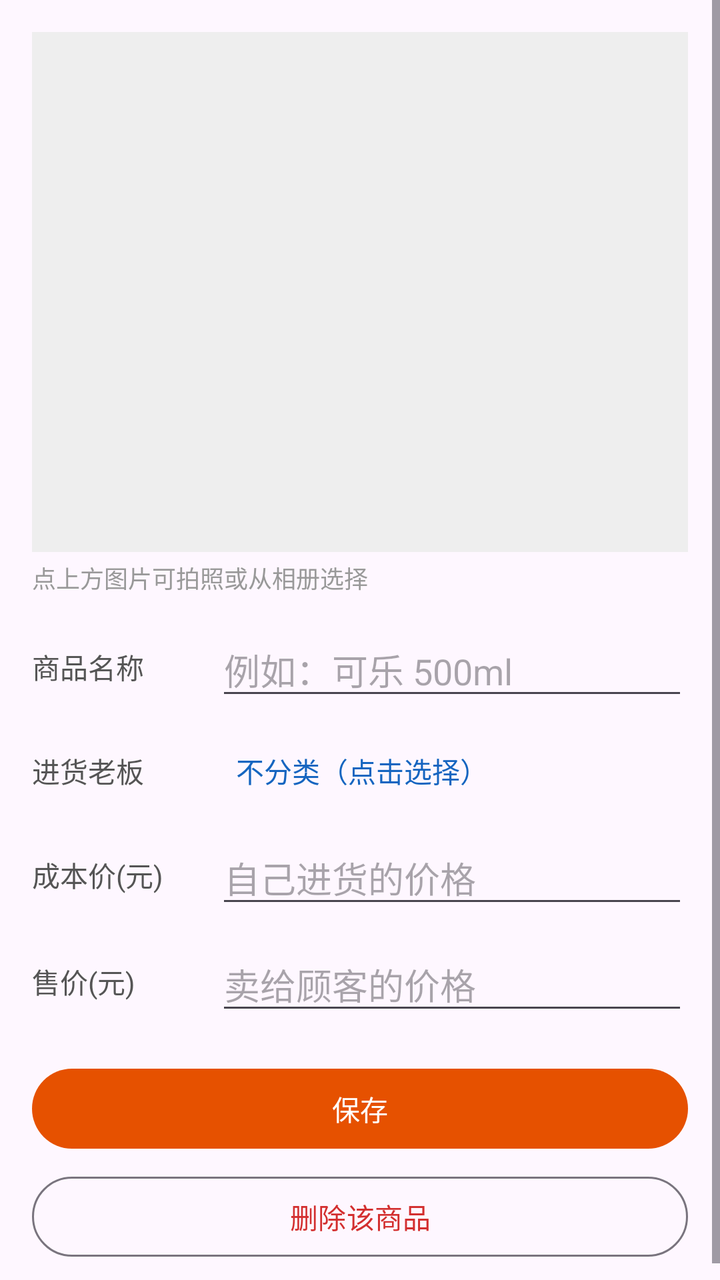
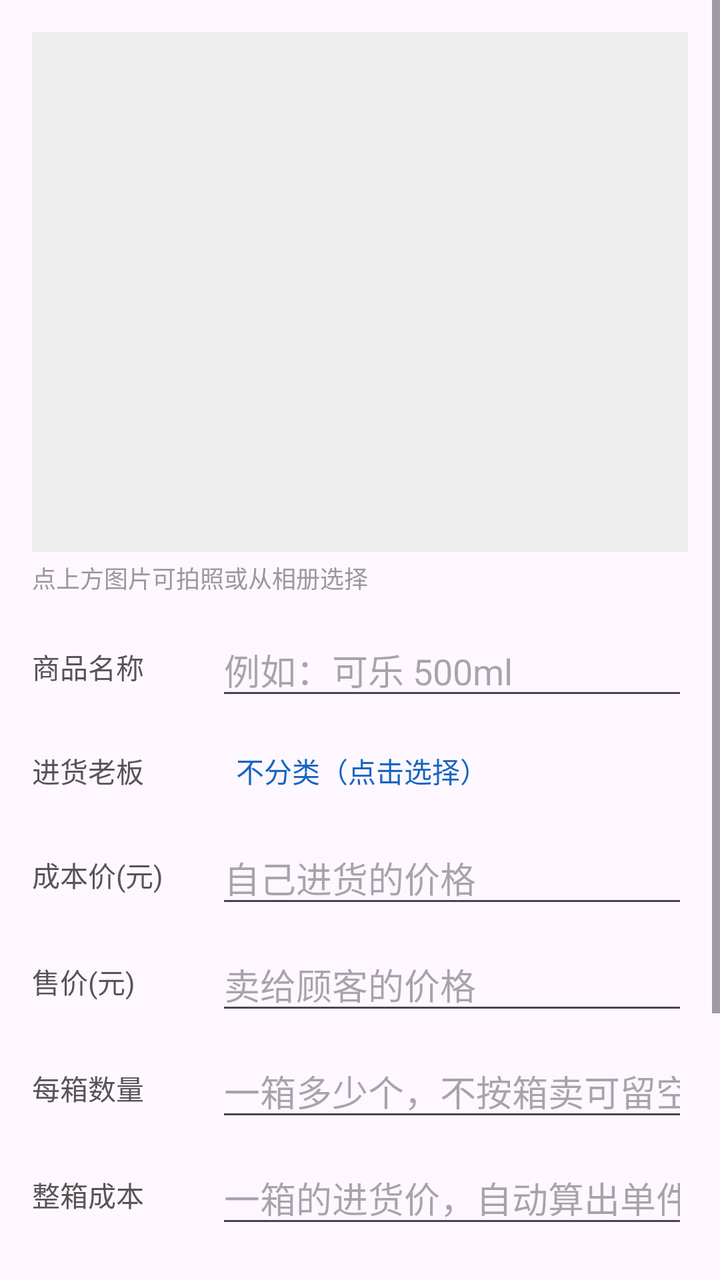

An Android layout rendered at two revisions. The XML below is the earlier revision; the diff shows what the commit changed to produce the second picture.
<!-- AndroidManifest.xml: application theme Theme.Shop -->
<!-- res/layout/activity_edit_item.xml -->
<?xml version="1.0" encoding="utf-8"?>
<ScrollView xmlns:android="http://schemas.android.com/apk/res/android"
    android:layout_width="match_parent"
    android:layout_height="match_parent">

    <LinearLayout
        android:layout_width="match_parent"
        android:layout_height="wrap_content"
        android:orientation="vertical"
        android:padding="16dp">

        <ImageView
            android:id="@+id/ivPhoto"
            android:layout_width="match_parent"
            android:layout_height="260dp"
            android:background="#EEEEEE"
            android:contentDescription="商品图片"
            android:scaleType="centerCrop" />

        <TextView
            android:layout_width="match_parent"
            android:layout_height="wrap_content"
            android:layout_marginTop="4dp"
            android:text="点上方图片可拍照或从相册选择"
            android:textColor="#999999"
            android:textSize="12sp" />

        <LinearLayout
            android:layout_width="match_parent"
            android:layout_height="wrap_content"
            android:layout_marginTop="14dp"
            android:gravity="center_vertical"
            android:orientation="horizontal">

            <TextView
                android:layout_width="92dp"
                android:layout_height="wrap_content"
                android:text="商品名称"
                android:textColor="#555555"
                android:textSize="14sp" />

            <EditText
                android:id="@+id/etName"
                android:layout_width="0dp"
                android:layout_height="wrap_content"
                android:layout_weight="1"
                android:hint="例如：可乐 500ml"
                android:inputType="text"
                android:maxLines="1" />
        </LinearLayout>

        <LinearLayout
            android:layout_width="match_parent"
            android:layout_height="wrap_content"
            android:layout_marginTop="10dp"
            android:gravity="center_vertical"
            android:orientation="horizontal">

            <TextView
                android:layout_width="92dp"
                android:layout_height="wrap_content"
                android:text="进货老板"
                android:textColor="#555555"
                android:textSize="14sp" />

            <TextView
                android:id="@+id/tvShop"
                android:layout_width="0dp"
                android:layout_height="wrap_content"
                android:layout_weight="1"
                android:padding="10dp"
                android:text="不分类（点击选择）"
                android:textColor="#1565C0"
                android:textSize="14sp" />
        </LinearLayout>

        <LinearLayout
            android:layout_width="match_parent"
            android:layout_height="wrap_content"
            android:layout_marginTop="10dp"
            android:gravity="center_vertical"
            android:orientation="horizontal">

            <TextView
                android:layout_width="92dp"
                android:layout_height="wrap_content"
                android:text="成本价(元)"
                android:textColor="#555555"
                android:textSize="14sp" />

            <EditText
                android:id="@+id/etCost"
                android:layout_width="0dp"
                android:layout_height="wrap_content"
                android:layout_weight="1"
                android:hint="自己进货的价格"
                android:inputType="numberDecimal" />
        </LinearLayout>

        <LinearLayout
            android:layout_width="match_parent"
            android:layout_height="wrap_content"
            android:layout_marginTop="10dp"
            android:gravity="center_vertical"
            android:orientation="horizontal">

            <TextView
                android:layout_width="92dp"
                android:layout_height="wrap_content"
                android:text="售价(元)"
                android:textColor="#555555"
                android:textSize="14sp" />

            <EditText
                android:id="@+id/etPrice"
                android:layout_width="0dp"
                android:layout_height="wrap_content"
                android:layout_weight="1"
                android:hint="卖给顾客的价格"
                android:inputType="numberDecimal" />
        </LinearLayout>

        <Button
            android:id="@+id/btnSave"
            android:layout_width="match_parent"
            android:layout_height="wrap_content"
            android:layout_marginTop="18dp"
            android:text="保存" />

        <Button
            android:id="@+id/btnDelete"
            style="@style/Widget.Material3.Button.OutlinedButton"
            android:layout_width="match_parent"
            android:layout_height="wrap_content"
            android:layout_marginTop="6dp"
            android:text="删除该商品"
            android:textColor="#D32F2F" />
    </LinearLayout>
</ScrollView>
<!-- resources referenced by this layout -->
<resources>
  <style name="Theme.Shop" parent="Theme.Material3.DayNight">
          <item name="colorPrimary">@color/primary</item>
      </style>
  <color name="primary">#E65100</color>
</resources>

<!-- the commit's change to res/layout/activity_edit_item.xml (unified diff, before → after) -->
@@ -120,6 +120,78 @@
                 android:inputType="numberDecimal" />
         </LinearLayout>
 
+        <LinearLayout
+            android:layout_width="match_parent"
+            android:layout_height="wrap_content"
+            android:layout_marginTop="10dp"
+            android:gravity="center_vertical"
+            android:orientation="horizontal">
+
+            <TextView
+                android:layout_width="92dp"
+                android:layout_height="wrap_content"
+                android:text="每箱数量"
+                android:textColor="#555555"
+                android:textSize="14sp" />
+
+            <EditText
+                android:id="@+id/etBoxQty"
+                android:layout_width="0dp"
+                android:layout_height="wrap_content"
+                android:layout_weight="1"
+                android:hint="一箱多少个，不按箱卖可留空"
+                android:inputType="number"
+                android:maxLines="1" />
+        </LinearLayout>
+
+        <LinearLayout
+            android:layout_width="match_parent"
+            android:layout_height="wrap_content"
+            android:layout_marginTop="10dp"
+            android:gravity="center_vertical"
+            android:orientation="horizontal">
+
+            <TextView
+                android:layout_width="92dp"
+                android:layout_height="wrap_content"
+                android:text="整箱成本"
+                android:textColor="#555555"
+                android:textSize="14sp" />
+
+            <EditText
+                android:id="@+id/etBoxCost"
+                android:layout_width="0dp"
+                android:layout_height="wrap_content"
+                android:layout_weight="1"
+                android:hint="一箱的进货价，自动算出单件成本"
+                android:inputType="numberDecimal"
+                android:maxLines="1" />
+        </LinearLayout>
+
+        <LinearLayout
+            android:layout_width="match_parent"
+            android:layout_height="wrap_content"
+            android:layout_marginTop="10dp"
+            android:gravity="center_vertical"
+            android:orientation="horizontal">
+
+            <TextView
+                android:layout_width="92dp"
+                android:layout_height="wrap_content"
+                android:text="整箱售价"
+                android:textColor="#555555"
+                android:textSize="14sp" />
+
+            <EditText
+                android:id="@+id/etBoxPrice"
+                android:layout_width="0dp"
+                android:layout_height="wrap_content"
+                android:layout_weight="1"
+                android:hint="留空则按 售价×数量 自动算"
+                android:inputType="numberDecimal"
+                android:maxLines="1" />
+        </LinearLayout>
+
         <Button
             android:id="@+id/btnSave"
             android:layout_width="match_parent"
